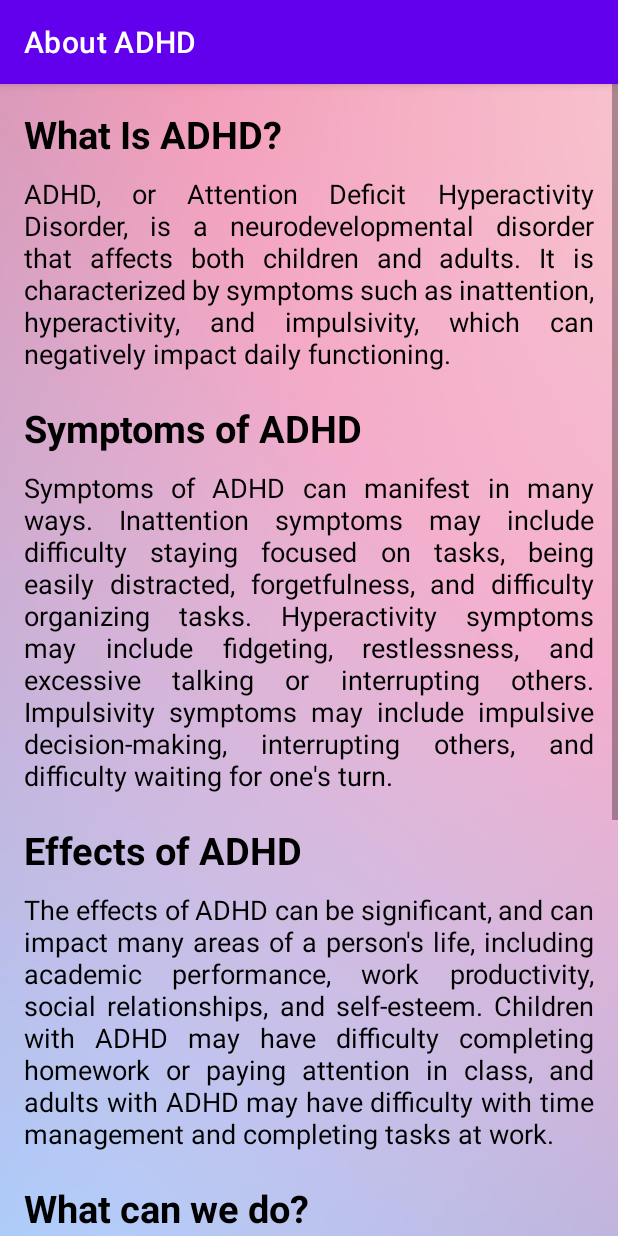
After one commit to AkilaWic/mindfulness-app, an Android app: the AboutAdhd screen opened directly, with no data from a screen before it, on a phone screen of 412 x 824 dp. The commit adds this screen. Run offline under Robolectric (Android 15) with nearby library versions, the phone set to English and light mode, and no system bars.

Commit message:
Added About page for Stress and ADHD categories.

```diff
--- a/app/src/main/AndroidManifest.xml
+++ b/app/src/main/AndroidManifest.xml
@@ -51,6 +51,12 @@
             android:name=".TestInstructions"
             android:label="Start"></activity>
         <activity
+            android:name=".AboutStress"
+            android:label="About Stress"></activity>
+        <activity
+            android:name=".AboutAdhd"
+            android:label="About ADHD"></activity>
+        <activity
             android:name=".MainActivity"
             android:exported="true">
             <intent-filter>
--- /dev/null
+++ b/app/src/main/java/com/example/mindfulness/AboutAdhd.java
@@ -0,0 +1,15 @@
+package com.example.mindfulness;
+
+import android.os.Bundle;
+
+import androidx.appcompat.app.AppCompatActivity;
+
+public class AboutAdhd extends AppCompatActivity {
+
+    @Override
+    protected void onCreate(Bundle savedInstanceState) {
+        super.onCreate(savedInstanceState);
+        setContentView(R.layout.about_adhd);
+
+    }
+}
--- /dev/null
+++ b/app/src/main/res/layout/about_adhd.xml
@@ -0,0 +1,86 @@
+<?xml version="1.0" encoding="utf-8"?>
+<ScrollView xmlns:android="http://schemas.android.com/apk/res/android"
+    android:layout_width="match_parent"
+    android:layout_height="match_parent"
+    android:background="@drawable/bg_agreement">
+
+    <LinearLayout
+        android:layout_width="match_parent"
+        android:layout_height="match_parent"
+        android:orientation="vertical"
+        android:padding="16dp">
+
+
+        <TextView
+            android:layout_width="wrap_content"
+            android:layout_height="wrap_content"
+            android:text="What Is ADHD?"
+            android:textColor="@color/black"
+            android:textSize="25dp"
+            android:textStyle="bold"></TextView>
+
+        <TextView
+            android:layout_width="wrap_content"
+            android:layout_height="wrap_content"
+            android:layout_marginTop="10dp"
+            android:justificationMode="inter_word"
+            android:text="ADHD, or Attention Deficit Hyperactivity Disorder, is a neurodevelopmental disorder that affects both children and adults. It is characterized by symptoms such as inattention, hyperactivity, and impulsivity, which can negatively impact daily functioning."
+            android:textColor="@color/black"
+            android:textSize="18dp"></TextView>
+
+        <TextView
+            android:layout_width="wrap_content"
+            android:layout_height="wrap_content"
+            android:layout_marginTop="20dp"
+            android:text="Symptoms of ADHD"
+            android:textColor="@color/black"
+            android:textSize="25dp"
+            android:textStyle="bold"></TextView>
+
+        <TextView
+            android:layout_width="wrap_content"
+            android:layout_height="wrap_content"
+            android:layout_marginTop="10dp"
+            android:justificationMode="inter_word"
+            android:text="Symptoms of ADHD can manifest in many ways. Inattention symptoms may include difficulty staying focused on tasks, being easily distracted, forgetfulness, and difficulty organizing tasks. Hyperactivity symptoms may include fidgeting, restlessness, and excessive talking or interrupting others. Impulsivity symptoms may include impulsive decision-making, interrupting others, and difficulty waiting for one's turn."
+            android:textColor="@color/black"
+            android:textSize="18dp"></TextView>
+
+        <TextView
+            android:layout_width="wrap_content"
+            android:layout_height="wrap_content"
+            android:layout_marginTop="20dp"
+            android:text="Effects of ADHD"
+            android:textColor="@color/black"
+            android:textSize="25dp"
+            android:textStyle="bold"></TextView>
+
+        <TextView
+            android:layout_width="wrap_content"
+            android:layout_height="wrap_content"
+            android:layout_marginTop="10dp"
+            android:justificationMode="inter_word"
+            android:text="The effects of ADHD can be significant, and can impact many areas of a person's life, including academic performance, work productivity, social relationships, and self-esteem. Children with ADHD may have difficulty completing homework or paying attention in class, and adults with ADHD may have difficulty with time management and completing tasks at work."
+            android:textColor="@color/black"
+            android:textSize="18dp"></TextView>
+
+        <TextView
+            android:layout_width="wrap_content"
+            android:layout_height="wrap_content"
+            android:layout_marginTop="20dp"
+            android:text="What can we do?"
+            android:textColor="@color/black"
+            android:textSize="25dp"
+            android:textStyle="bold"></TextView>
+
+        <TextView
+            android:layout_width="wrap_content"
+            android:layout_height="wrap_content"
+            android:layout_marginTop="10dp"
+            android:justificationMode="inter_word"
+            android:text="There are many different treatment options available for ADHD, including medication and behavioral therapies. Medication can help to reduce symptoms of ADHD, such as hyperactivity and impulsivity. Behavioral therapies, such as cognitive-behavioral therapy or psychoeducation, can help individuals with ADHD learn coping strategies and develop skills to manage their symptoms.\n\nIn addition to medication and therapy, there are also lifestyle changes that can help to manage symptoms of ADHD. These may include regular exercise, a healthy diet, and stress-reducing activities such as mindfulness or yoga. It is important for individuals with ADHD to work with healthcare professionals to find the right combination of treatments and strategies that work best for them."
+            android:textColor="@color/black"
+            android:textSize="18dp"></TextView>
+
+    </LinearLayout>
+</ScrollView>
--- a/app/src/main/res/layout/adhd_enty_page2.xml
+++ b/app/src/main/res/layout/adhd_enty_page2.xml
@@ -33,6 +33,7 @@
     </Button>
 
     <TextView
+        android:id="@+id/about"
         android:layout_width="wrap_content"
         android:layout_height="wrap_content"
         android:layout_marginTop="8dp"
--- a/app/src/main/res/layout/stress_enty_page.xml
+++ b/app/src/main/res/layout/stress_enty_page.xml
@@ -33,6 +33,7 @@
     </Button>
 
     <TextView
+        android:id="@+id/about"
         android:layout_width="wrap_content"
         android:layout_height="wrap_content"
         android:layout_marginTop="8dp"
```
Also changed, not shown: app/src/main/java/com/example/mindfulness/AboutStress.java (added, +15 -0 lines), app/src/main/java/com/example/mindfulness/Adhd.java (+13 -0 lines), app/src/main/java/com/example/mindfulness/Stress.java (+13 -0 lines), app/src/main/res/layout/about_stress.xml (added, +86 -0 lines).
